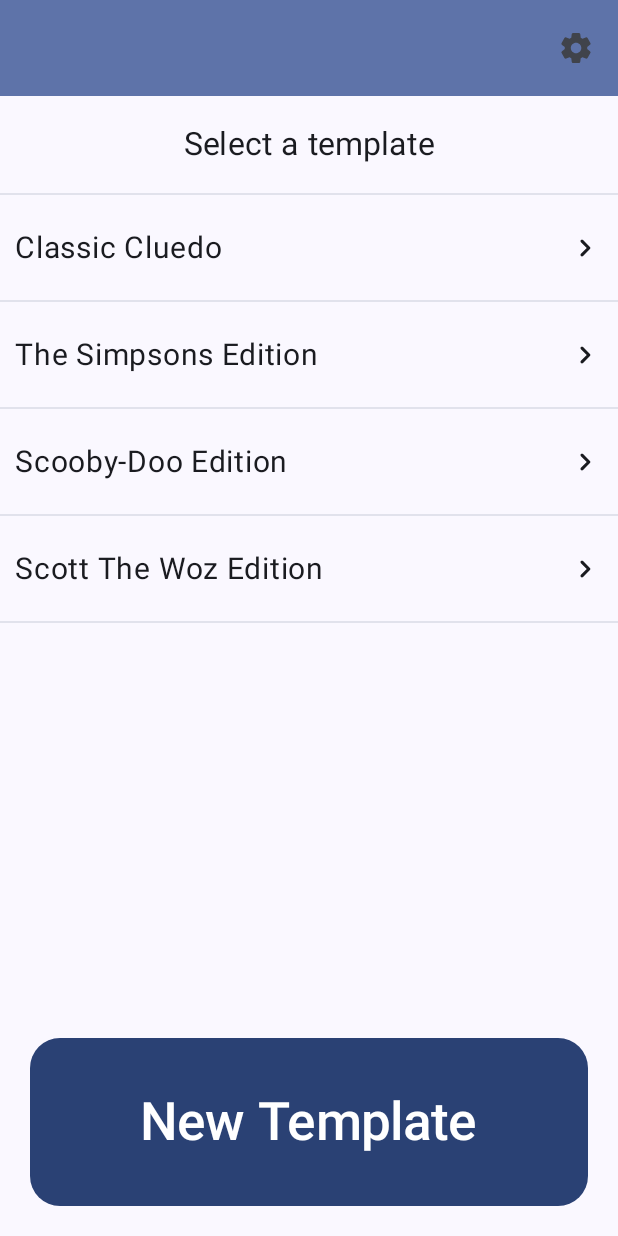
After one commit to TomasHBach/Cluedroid, an Android app built with Jetpack Compose: the ChooseTemplate screen opened through its navigation route, on a phone screen of 412 x 824 dp. The commit adds this screen. Run offline under Robolectric (Android 15) with nearby library versions, the phone set to English and light mode, and no system bars; our stand-ins replace Dagger/Hilt's generated code, Room's generated code.

Commit message:
Added Template Selector & A Lot More

```diff
--- a/app/src/main/java/com/example/cluedroid/dao/ActiveTemplateDao.kt
+++ b/app/src/main/java/com/example/cluedroid/dao/ActiveTemplateDao.kt
@@ -11,6 +11,9 @@
     @Query("SELECT * FROM active_template WHERE id = 0")
     fun getActiveTemplateData(): ActiveTemplate
 
+    @Query("UPDATE active_template SET game_started = :data WHERE id = 0")
+    fun updateGameStarted(data: String)
+
     @Query("UPDATE active_template SET suspects_booleans = :data WHERE id = 0")
     fun updateSuspectsBooleans(data: String)
 
@@ -20,6 +23,9 @@
     @Query("UPDATE active_template SET rooms_booleans = :data WHERE id = 0")
     fun updateRoomsBooleans(data: String)
 
+    @Query("UPDATE active_template SET active_template_index = :index WHERE id = 0")
+    fun updateSelectedActiveTemplate(index: String)
+
     @Update
     suspend fun updateActiveTemplate(activeTemplate: ActiveTemplate)
 }
--- a/app/src/main/java/com/example/cluedroid/dao/TemplateDao.kt
+++ b/app/src/main/java/com/example/cluedroid/dao/TemplateDao.kt
@@ -7,6 +7,7 @@
 import androidx.room.Query
 import androidx.room.Update
 import com.example.cluedroid.model.Template
+import com.example.cluedroid.model.TemplateIdName
 
 @Dao
 interface TemplateDao {
@@ -17,8 +18,8 @@
     @Query("SELECT * FROM template WHERE id = :templateId")
     fun findTemplateById(templateId: String): Template
 
-    @Query("SELECT * FROM template")
-    fun getAllTemplates(): List<Template>
+    @Query("SELECT id, name FROM template")
+    fun getAllTemplatesIdName(): List<TemplateIdName>
 
     @Update
     suspend fun updateTemplate(template: Template)
--- a/app/src/main/java/com/example/cluedroid/model/ActiveTemplate.kt
+++ b/app/src/main/java/com/example/cluedroid/model/ActiveTemplate.kt
@@ -14,6 +14,9 @@
     @ColumnInfo(name = "active_template_index")
     var activeTemplateIndex:String,
 
+    @ColumnInfo(name = "game_started")
+    var gameStarted:String,
+
     @ColumnInfo(name = "suspects_booleans")
     var suspectsBooleans:String,
 
--- /dev/null
+++ b/app/src/main/java/com/example/cluedroid/model/TemplateIdName.kt
@@ -0,0 +1,12 @@
+package com.example.cluedroid.model
+
+import androidx.room.ColumnInfo
+import androidx.room.Entity
+import androidx.room.PrimaryKey
+
+data class TemplateIdName(
+    @ColumnInfo(name = "id")
+    var id: Int,
+    @ColumnInfo(name = "name")
+    var name:String,
+)
--- a/app/src/main/java/com/example/cluedroid/repository/TemplateRepository.kt
+++ b/app/src/main/java/com/example/cluedroid/repository/TemplateRepository.kt
@@ -14,6 +14,10 @@
         return templateDao.findTemplateById(id.toString())
     }
 
+    fun getAllTemplatesIdName(): Map<Int, String> {
+        return templateDao.getAllTemplatesIdName().associateBy ({ it.id }, {it.name})
+    }
+
     fun addTemplate(newTemplate: Template) {
         coroutineScope.launch(Dispatchers.IO) {
             templateDao.addTemplate(newTemplate)
--- /dev/null
+++ b/app/src/main/java/com/example/cluedroid/ui/windows/chooseTemplate/ChooseTemplate.kt
@@ -0,0 +1,147 @@
+package com.example.cluedroid.ui.windows.chooseTemplate
+
+import androidx.activity.compose.BackHandler
+import androidx.compose.foundation.ExperimentalFoundationApi
+import androidx.compose.foundation.background
+import androidx.compose.foundation.layout.Column
+import androidx.compose.foundation.layout.fillMaxSize
+import androidx.compose.foundation.layout.fillMaxWidth
+import androidx.compose.foundation.pager.HorizontalPager
+import androidx.compose.foundation.pager.rememberPagerState
+import androidx.compose.material.icons.Icons
+import androidx.compose.material.icons.rounded.Settings
+import androidx.compose.material3.ExperimentalMaterial3Api
+import androidx.compose.material3.Icon
+import androidx.compose.material3.IconButton
+import androidx.compose.material3.MaterialTheme
+import androidx.compose.material3.Surface
+import androidx.compose.material3.Text
+import androidx.compose.material3.TopAppBar
+import androidx.compose.material3.TopAppBarDefaults
+import androidx.compose.runtime.Composable
+import androidx.compose.runtime.getValue
+import androidx.compose.runtime.mutableIntStateOf
+import androidx.compose.runtime.remember
+import androidx.compose.runtime.rememberCoroutineScope
+import androidx.compose.runtime.setValue
+import androidx.compose.ui.Alignment
+import androidx.compose.ui.Modifier
+import androidx.compose.ui.platform.LocalContext
+import androidx.compose.ui.res.stringResource
+import androidx.compose.ui.tooling.preview.Preview
+import com.example.cluedroid.R
+import com.example.cluedroid.db.TemplateRoomDatabase
+import com.example.cluedroid.repository.TemplateRepository
+import com.example.cluedroid.view.TemplateViewModel
+import kotlinx.coroutines.launch
+
+@Composable
+fun ChooseTemplate(
+    navigateToSettings: () -> Unit,
+    navigateToStartGame: () -> Unit,
+    navigateToCreateTemplate: () -> Unit
+) {
+    Surface(
+        modifier = Modifier.fillMaxSize(), color = MaterialTheme.colorScheme.surface
+    ) {
+        ChooseTemplateMain(
+            navigateToSettings,
+            navigateToStartGame,
+            navigateToCreateTemplate
+        )
+    }
+}
+
+@OptIn(ExperimentalFoundationApi::class)
+@Composable
+private fun ChooseTemplateMain(
+    navigateToSettings: () -> Unit,
+    navigateToStartGame: () -> Unit,
+    navigateToCreateTemplate: () -> Unit
+) {
+    //Get View Models
+    val templateViewModel = TemplateViewModel(
+        TemplateRepository(
+            TemplateRoomDatabase.getInstance(LocalContext.current).templateDao()
+        )
+    )
+    //Get list of all templates
+    val templatesList = templateViewModel.getAllTemplatesIdName()
+
+    val tabTitles = listOf(
+        stringResource(R.string.suspects_tab_title),
+        stringResource(R.string.weapons_tab_title),
+        stringResource(R.string.rooms_tab_title)
+    )
+    val pagerState = rememberPagerState(pageCount = { tabTitles.size })
+    val coroutineScope = rememberCoroutineScope()
+    var selectedTemplateId by remember {
+        mutableIntStateOf(0)
+    }
+
+    Column(
+        modifier = Modifier
+            .fillMaxSize()
+            .background(color = MaterialTheme.colorScheme.surface),
+        horizontalAlignment = Alignment.CenterHorizontally
+    ) {
+        TopBar(navigateToSettings)
+        HorizontalPager(
+            modifier = Modifier
+                .fillMaxWidth()
+                .weight(1f),
+            state = pagerState,
+            userScrollEnabled = false
+        ) { page ->
+            when (page) {
+                0 -> TemplateList(
+                    templateList = templatesList,
+                    changeSelectedTemplate = {selectedTemplateId = it},
+                    viewTemplateInfoFunction = {
+                        coroutineScope.launch { pagerState.animateScrollToPage(1) }
+                    },
+                    navigateToCreateTemplate = navigateToCreateTemplate
+                )
+
+                1 -> TemplateInfo(
+                    templateId = selectedTemplateId,
+                    backFunction = { coroutineScope.launch { pagerState.animateScrollToPage(0) } },
+                    navigateToStartGame = navigateToStartGame
+                )
+            }
+            BackHandler(
+                enabled = page == 1
+            ) {
+                coroutineScope.launch { pagerState.animateScrollToPage(0) }
+            }
+        }
+    }
+}
+
+@OptIn(ExperimentalMaterial3Api::class)
+@Composable
+private fun TopBar(navigateToSettings: () -> Unit) {
+    TopAppBar(
+        colors = TopAppBarDefaults.topAppBarColors(
+            containerColor = MaterialTheme.colorScheme.primaryContainer
+        ),
+        title = {
+            Text("")
+        },
+        actions = {
+            IconButton(onClick = navigateToSettings) {
+                Icon(
+                    imageVector = Icons.Rounded.Settings,
+                    contentDescription = stringResource(R.string.settings_description)
+                )
+            }
+        }
+    )
+}
+
+@Preview
+@Composable
+private fun Preview(
+
+) {
+}
--- /dev/null
+++ b/app/src/main/java/com/example/cluedroid/ui/windows/chooseTemplate/TemplateList.kt
@@ -0,0 +1,126 @@
+package com.example.cluedroid.ui.windows.chooseTemplate
+
+import androidx.compose.foundation.clickable
+import androidx.compose.foundation.layout.Arrangement
+import androidx.compose.foundation.layout.Column
+import androidx.compose.foundation.layout.Row
+import androidx.compose.foundation.layout.Spacer
+import androidx.compose.foundation.layout.fillMaxSize
+import androidx.compose.foundation.layout.fillMaxWidth
+import androidx.compose.foundation.layout.height
+import androidx.compose.foundation.layout.padding
+import androidx.compose.foundation.layout.width
+import androidx.compose.foundation.rememberScrollState
+import androidx.compose.foundation.shape.RoundedCornerShape
+import androidx.compose.foundation.verticalScroll
+import androidx.compose.material.icons.Icons
+import androidx.compose.material.icons.rounded.KeyboardArrowRight
+import androidx.compose.material3.Button
+import androidx.compose.material3.Divider
+import androidx.compose.material3.Icon
+import androidx.compose.material3.MaterialTheme
+import androidx.compose.material3.Text
+import androidx.compose.runtime.Composable
+import androidx.compose.ui.Alignment
+import androidx.compose.ui.Modifier
+import androidx.compose.ui.res.stringResource
+import androidx.compose.ui.tooling.preview.Preview
+import androidx.compose.ui.unit.dp
+import androidx.compose.ui.unit.sp
+import com.example.cluedroid.R
+
+@Composable
+fun TemplateList(
+    modifier: Modifier = Modifier,
+    templateList: Map<Int, String>,
+    changeSelectedTemplate: (Int) -> Unit,
+    viewTemplateInfoFunction: () -> Unit,
+    navigateToCreateTemplate: () -> Unit
+) {
+    Column(
+        modifier = modifier
+            .fillMaxSize()
+    ) {
+        Column(
+            modifier = Modifier
+                .weight(0.6f)
+                .verticalScroll(rememberScrollState())
+        ) {
+            Spacer(modifier = Modifier.height(20.dp))
+            Row(
+                modifier = Modifier.fillMaxWidth(),
+                horizontalArrangement = Arrangement.Center
+            ) {
+                Text(
+                    modifier = Modifier.padding(horizontal = 5.dp),
+                    text = "Select a template",
+                    fontSize = 21.sp
+                )
+            }
+            Spacer(modifier = Modifier.height(20.dp))
+            templateList.forEach { entry ->
+                Divider(color = MaterialTheme.colorScheme.surfaceVariant)
+                TemplateListItem(
+                    name = entry.value,
+                    function = {
+                        changeSelectedTemplate(entry.key)
+                        viewTemplateInfoFunction()
+                    }
+                )
+            }
+            Divider(color = MaterialTheme.colorScheme.surfaceVariant)
+        }
+        Button(
+            modifier = Modifier
+                .weight(0.15f)
+                .height(100.dp)
+                .fillMaxWidth()
+                .padding(20.dp),
+            onClick = navigateToCreateTemplate,
+            shape = RoundedCornerShape(20.dp)
+        ) {
+            Text(
+                text = "New Template",
+                fontSize = 35.sp
+            )
+        }
+    }
+}
+
+@Composable
+private fun TemplateListItem(
+    modifier: Modifier = Modifier,
+    name: String,
+    function: () -> Unit
+) {
+    Row(
+        modifier = modifier
+            .fillMaxWidth()
+            .height(70.dp)
+            .clickable { function() },
+        verticalAlignment = Alignment.CenterVertically
+    ) {
+        Spacer(modifier = Modifier.width(10.dp))
+        Text(
+            modifier = Modifier.weight(1f),
+            text = name,
+            fontSize = 20.sp
+        )
+        Icon(
+            imageVector = Icons.Rounded.KeyboardArrowRight,
+            contentDescription = stringResource(R.string.choose_this_template_desciption)
+        )
+        Spacer(modifier = Modifier.width(10.dp))
+    }
+}
+
+@Preview
+@Composable
+private fun Preview() {
+    TemplateList(
+        templateList = mapOf(),
+        changeSelectedTemplate = {},
+        viewTemplateInfoFunction = {},
+        navigateToCreateTemplate = {}
+     )
+}
--- a/app/src/main/java/com/example/cluedroid/ui/windows/cluedroidGame/ListItem.kt
+++ b/app/src/main/java/com/example/cluedroid/ui/windows/cluedroidGame/ListItem.kt
@@ -25,11 +25,6 @@
 import androidx.compose.ui.text.style.TextDecoration
 import androidx.compose.ui.unit.dp
 import androidx.compose.ui.unit.sp
-import com.example.cluedroid.ui.backgroundColor
-import com.example.cluedroid.ui.onPrimaryColor
-import com.example.cluedroid.ui.onPrimaryContainerColor
-import com.example.cluedroid.ui.primaryColor
-import com.example.cluedroid.ui.surfaceVariantColor
 
 @Composable
 internal fun ListItem(
--- a/app/src/main/java/com/example/cluedroid/ui/windows/cluedroidGame/TabList.kt
+++ b/app/src/main/java/com/example/cluedroid/ui/windows/cluedroidGame/TabList.kt
@@ -25,8 +25,6 @@
 import androidx.compose.ui.unit.sp
 import com.example.cluedroid.db.TemplateRoomDatabase
 import com.example.cluedroid.repository.ActiveTemplateRepository
-import com.example.cluedroid.ui.onPrimaryColor
-import com.example.cluedroid.ui.onSurfaceColor
 import com.example.cluedroid.view.ActiveTemplateViewModel
 
 @Composable
--- a/app/src/main/java/com/example/cluedroid/view/TemplateViewModel.kt
+++ b/app/src/main/java/com/example/cluedroid/view/TemplateViewModel.kt
@@ -15,8 +15,8 @@
     fun findTemplateById(id: Int): Template {
         return templateRepository.findTemplateById(id)
     }
-    fun getAllTemplates() {
-        //TODO
+    fun getAllTemplatesIdName(): Map<Int, String> {
+        return templateRepository.getAllTemplatesIdName()
     }
     fun addTemplate(template: Template) = viewModelScope.launch {
         templateRepository.addTemplate(template)
--- /dev/null
+++ b/app/src/main/res/values/integers.xml
@@ -0,0 +1,4 @@
+<?xml version="1.0" encoding="utf-8"?>
+<resources>
+    <integer name="template_not_selected_index">-1</integer>
+</resources>
--- a/app/src/main/res/values/strings.xml
+++ b/app/src/main/res/values/strings.xml
@@ -9,4 +9,6 @@
     <string name="hide_tab_text">Use this page to hide your notes from peeking eyes 👀</string>
     <string name="restart_app_toast_message">Restart the app for changes to take effect</string>
     <string name="another_version_text">"If you are playing another version of Cluedo or Clue, select or create a template: "</string>
+    <string name="choose_this_template_desciption">Choose this template</string>
+    <string name="go_back_to_template_list_description">Go back to template list</string>
 </resources>
```
Also changed, not shown: app/src/main/java/com/example/cluedroid/MainActivity.kt (+38 -5 lines), app/src/main/java/com/example/cluedroid/repository/ActiveTemplateRepository.kt (+12 -0 lines), app/src/main/java/com/example/cluedroid/ui/windows/chooseTemplate/TemplateInfo.kt (added, +202 -0 lines), app/src/main/java/com/example/cluedroid/ui/windows/cluedroidGame/CluedroidGame.kt (+5 -3 lines), app/src/main/java/com/example/cluedroid/ui/windows/startGame/StartGame.kt (+62 -4 lines), app/src/main/java/com/example/cluedroid/view/ActiveTemplateViewModel.kt (+8 -0 lines), app/src/main/assets/database/default_data.db, 1 other file.
